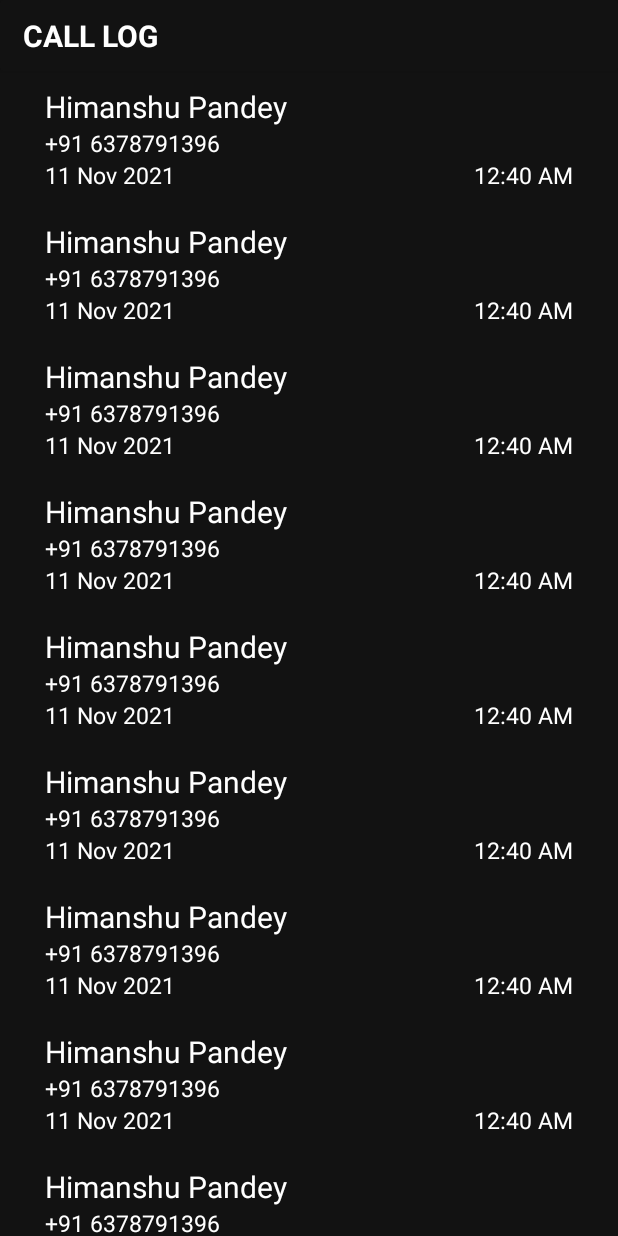
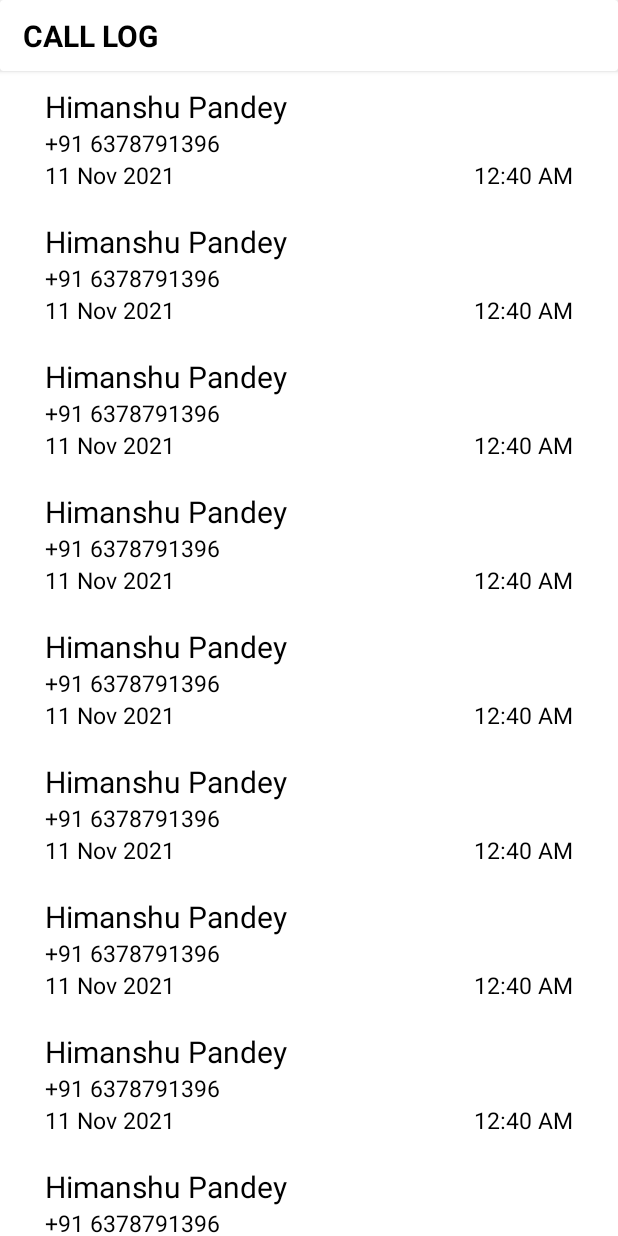
Before and after one commit to narpatpatel03191/Fake-Calling-Application, an Android app: the CallLogActivity screen opened directly, with no data from a screen before it, on a phone screen of 412 x 824 dp. Run offline under Robolectric (Android 15) with nearby library versions, the phone set to English and light mode, and no system bars.

Commit message:
adapter updated

```diff
--- a/app/src/main/java/com/example/fakecallingapp/CallLog.java
+++ b/app/src/main/java/com/example/fakecallingapp/CallLog.java
@@ -13,6 +13,11 @@ public class CallLog {
         this.contact = contact;
         this.time = time;
         this.date = date;
+    }
+
+    public CallLog(String name, String contact) {
+        this.name = name;
+        this.contact = contact;
     }
 
     public String getName() {
--- a/app/src/main/java/com/example/fakecallingapp/CallLogActivity.java
+++ b/app/src/main/java/com/example/fakecallingapp/CallLogActivity.java
@@ -23,7 +23,7 @@ public class CallLogActivity extends AppCompatActivity {
         for (int i=0;i<10;i++){
             callLogList.add(new CallLog("Himanshu Pandey","+91 6378791396","12:40 AM","11 Nov 2021"));
         }
-        CallLogAdapter adapter=new CallLogAdapter(callLogList);
+        CallLogAdapter adapter=new CallLogAdapter(callLogList,CallLogAdapter.CALL_LOG);
         LinearLayoutManager layoutManager=new LinearLayoutManager(getApplicationContext());
         callLogRecyclerView.setLayoutManager(layoutManager);
         callLogRecyclerView.setAdapter(adapter);
--- a/app/src/main/java/com/example/fakecallingapp/CallLogAdapter.java
+++ b/app/src/main/java/com/example/fakecallingapp/CallLogAdapter.java
@@ -11,10 +11,14 @@ import androidx.recyclerview.widget.RecyclerView;
 import java.util.List;
 
 public class CallLogAdapter extends RecyclerView.Adapter {
+    public static int CALL_LOG=1;
+    public static int CONTACTS=2;
     List<CallLog> callLogs;
+    int CallType;
 
-    public CallLogAdapter(List<CallLog> callLogs) {
+    public CallLogAdapter(List<CallLog> callLogs,int CallType) {
         this.callLogs = callLogs;
+        this.CallType=CallType;
     }
 
     @NonNull
@@ -26,14 +30,19 @@ public class CallLogAdapter extends RecyclerView.Adapter {
 
     @Override
     public void onBindViewHolder(@NonNull RecyclerView.ViewHolder holder, int position) {
-        String name=callLogs.get(position).getName();
-        String number=callLogs.get(position).getContact();
-        String date=callLogs.get(position).getDate();
-        String time=callLogs.get(position).getTime();
+        if (CallType == CALL_LOG) {
+            String name = callLogs.get(position).getName();
+            String number = callLogs.get(position).getContact();
+            String date = callLogs.get(position).getDate();
+            String time = callLogs.get(position).getTime();
 
-        ((CallViewHolder)holder).setDetails(name,number,date,time);
+            ((CallViewHolder) holder).setLogDetails(name, number, date, time);
+        } else {
+            String name = callLogs.get(position).getName();
+            String number = callLogs.get(position).getContact();
 
-
+            ((CallViewHolder) holder).setContactDetails(name, number);
+}
     }
 
     @Override
@@ -57,11 +66,18 @@ public class CallLogAdapter extends RecyclerView.Adapter {
             Time=(TextView) view.findViewById(R.id.call_log_time);
         }
 
-        public void setDetails(String name,String number,String date,String time){
+        public void setLogDetails(String name,String number,String date,String time){
             Name.setText(name);
             Number.setText(number);
             Date.setText(date);
             Time.setText(time);
         }
+
+        public void setContactDetails(String name,String number){
+            Name.setText(name);
+            Number.setText(number);
+            Date.setVisibility(View.GONE);
+            Time.setVisibility(View.GONE);
+        }
     }
 }
--- a/app/src/main/res/layout/activity_call_log.xml
+++ b/app/src/main/res/layout/activity_call_log.xml
@@ -5,21 +5,19 @@
     xmlns:tools="http://schemas.android.com/tools"
     android:layout_width="match_parent"
     android:layout_height="match_parent"
-    android:background="@color/background"
     tools:context=".CallLogActivity">
 
     <androidx.cardview.widget.CardView
         android:id="@+id/log_header"
         android:layout_width="match_parent"
         android:layout_height="wrap_content"
-        app:cardBackgroundColor="@color/background"
         android:elevation="60dp">
         <TextView
             android:layout_width="wrap_content"
             android:layout_height="wrap_content"
             android:text="call log"
             android:textAllCaps="true"
-            android:textColor="@color/white"
+            android:textColor="@color/black"
             android:textStyle="bold"
             android:layout_marginTop="10dp"
             android:layout_marginLeft="15dp"
--- a/app/src/main/res/layout/activity_main.xml
+++ b/app/src/main/res/layout/activity_main.xml
@@ -97,6 +97,7 @@
                 android:padding="10dp"/>
         </androidx.cardview.widget.CardView>
         <androidx.cardview.widget.CardView
+            android:id="@+id/call_log_button"
             android:layout_width="match_parent"
             android:layout_height="wrap_content"
             app:cardBackgroundColor="@color/black"
--- a/app/src/main/res/layout/call_log_design.xml
+++ b/app/src/main/res/layout/call_log_design.xml
@@ -3,7 +3,6 @@
     xmlns:android="http://schemas.android.com/apk/res/android"
     xmlns:tools="http://schemas.android.com/tools"
     android:layout_width="match_parent"
-    android:background="@color/background"
     android:layout_height="wrap_content"
     android:padding="10dp">
 
@@ -12,7 +11,7 @@
         android:layout_width="wrap_content"
         android:layout_height="wrap_content"
         android:layout_marginLeft="20dp"
-        android:textColor="@color/white"
+        android:textColor="@color/black"
         android:textSize="20sp"
         tools:text="Himanshu Pandey" />
     <TextView
@@ -22,7 +21,7 @@
         android:layout_below="@id/call_log_name"
         tools:text="+91 6378791396"
         android:layout_marginLeft="20dp"
-        android:textColor="@color/white"
+        android:textColor="@color/black"
         android:textSize="15sp"/>
     <TextView
         android:id="@+id/call_log_date"
@@ -31,7 +30,7 @@
         android:layout_below="@id/call_log_number"
         tools:text="11 Nov 2021"
         android:layout_marginLeft="20dp"
-        android:textColor="@color/white"
+        android:textColor="@color/black"
         android:textSize="15sp"/>
     <TextView
         android:id="@+id/call_log_time"
@@ -41,7 +40,7 @@
         android:layout_below="@id/call_log_number"
         tools:text="12:30 AM"
         android:layout_marginRight="20dp"
-        android:textColor="@color/white"
+        android:textColor="@color/black"
         android:textSize="15sp"/>
 
 </RelativeLayout>
```
Also changed, not shown: app/src/main/AndroidManifest.xml (+5 -7 lines), app/src/main/java/com/example/fakecallingapp/MainActivity.java (+7 -0 lines), 1 other file.
